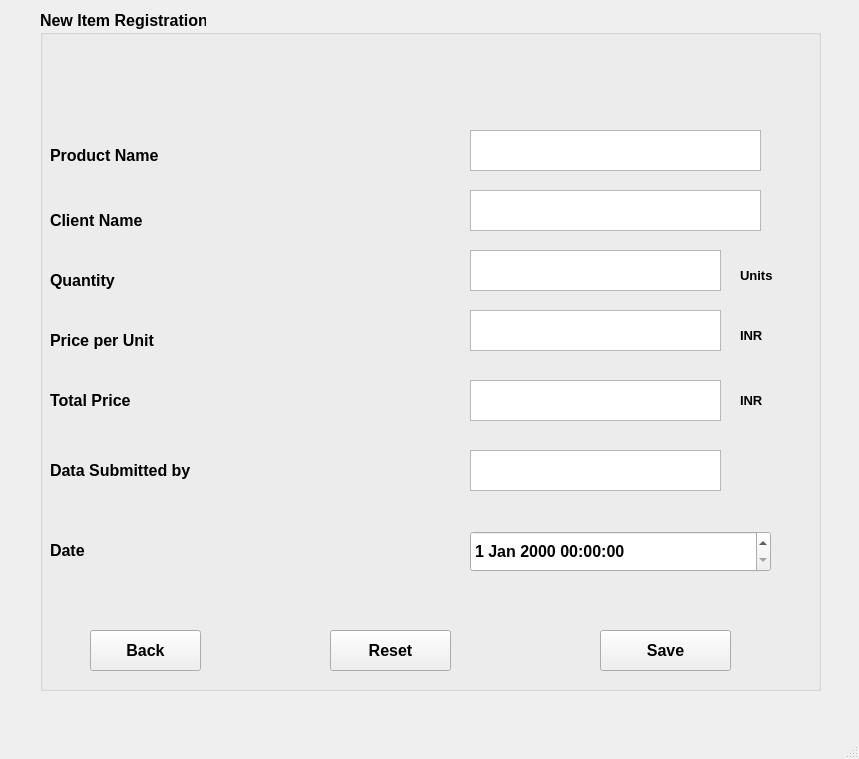
Old version of the form designs/new_items_ui.ui in the repository santoshki/sales_software.
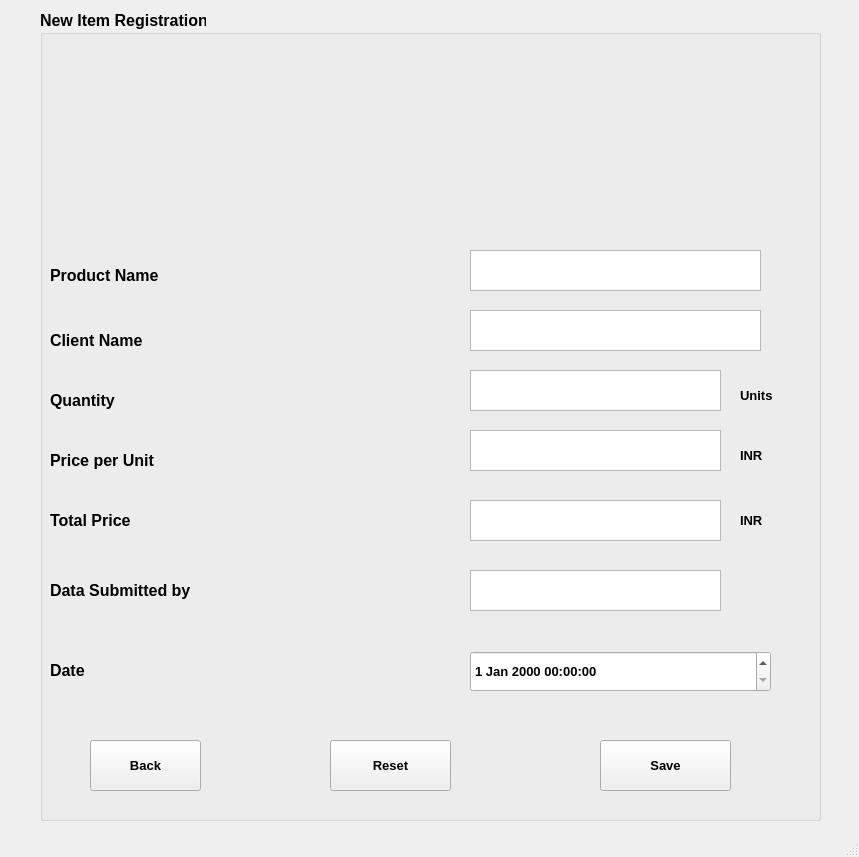
New version of the form. Icons and pictures are not drawn.

Commit message: Updated main ui. Added icons, refresh button and progress bar on the main UI.

Diff of the .ui file:
```diff
--- a/designs/new_items_ui.ui
+++ b/designs/new_items_ui.ui
@@ -7,7 +7,7 @@
     <x>0</x>
     <y>0</y>
     <width>859</width>
-    <height>759</height>
+    <height>857</height>
    </rect>
   </property>
   <property name="windowTitle">
@@ -20,7 +20,7 @@
       <x>40</x>
       <y>10</y>
       <width>781</width>
-      <height>681</height>
+      <height>811</height>
      </rect>
     </property>
     <property name="font">
@@ -33,11 +33,98 @@
     <property name="title">
      <string>New Item Registration</string>
     </property>
+    <widget class="QLabel" name="label_11">
+     <property name="geometry">
+      <rect>
+       <x>20</x>
+       <y>40</y>
+       <width>201</width>
+       <height>171</height>
+      </rect>
+     </property>
+     <property name="text">
+      <string/>
+     </property>
+     <property name="pixmap">
+      <pixmap>../../../Downloads/Graphicloads-100-Flat-Cart-add.256.png</pixmap>
+     </property>
+     <property name="scaledContents">
+      <bool>true</bool>
+     </property>
+    </widget>
+   </widget>
+   <widget class="QLabel" name="label_6">
+    <property name="geometry">
+     <rect>
+      <x>740</x>
+      <y>380</y>
+      <width>81</width>
+      <height>31</height>
+     </rect>
+    </property>
+    <property name="font">
+     <font>
+      <pointsize>10</pointsize>
+      <weight>75</weight>
+      <bold>true</bold>
+     </font>
+    </property>
+    <property name="text">
+     <string>Units</string>
+    </property>
+   </widget>
+   <widget class="QLabel" name="label_8">
+    <property name="geometry">
+     <rect>
+      <x>740</x>
+      <y>500</y>
+      <width>61</width>
+      <height>41</height>
+     </rect>
+    </property>
+    <property name="font">
+     <font>
+      <pointsize>10</pointsize>
+      <weight>75</weight>
+      <bold>true</bold>
+     </font>
+    </property>
+    <property name="text">
+     <string>INR</string>
+    </property>
+   </widget>
+   <widget class="QPlainTextEdit" name="per_unit_price">
+    <property name="geometry">
+     <rect>
+      <x>470</x>
+      <y>430</y>
+      <width>251</width>
+      <height>41</height>
+     </rect>
+    </property>
+   </widget>
+   <widget class="QDateTimeEdit" name="dateTimeEdit">
+    <property name="geometry">
+     <rect>
+      <x>470</x>
+      <y>651</y>
+      <width>301</width>
+      <height>41</height>
+     </rect>
+    </property>
+    <property name="font">
+     <font>
+      <pointsize>10</pointsize>
+      <weight>75</weight>
+      <bold>true</bold>
+     </font>
+    </property>
+   </widget>
     <widget class="QLabel" name="label">
      <property name="geometry">
       <rect>
-       <x>10</x>
-       <y>130</y>
+      <x>50</x>
+      <y>260</y>
        <width>221</width>
        <height>31</height>
       </rect>
@@ -53,31 +140,11 @@
       <string>Product Name</string>
      </property>
     </widget>
-    <widget class="QLabel" name="label_2">
-     <property name="geometry">
-      <rect>
-       <x>10</x>
-       <y>190</y>
-       <width>231</width>
-       <height>41</height>
-      </rect>
-     </property>
-     <property name="font">
-      <font>
-       <pointsize>12</pointsize>
-       <weight>75</weight>
-       <bold>true</bold>
-      </font>
-     </property>
-     <property name="text">
-      <string>Client Name</string>
-     </property>
-    </widget>
     <widget class="QLabel" name="label_3">
      <property name="geometry">
       <rect>
-       <x>10</x>
-       <y>250</y>
+      <x>50</x>
+      <y>380</y>
        <width>231</width>
        <height>41</height>
       </rect>
@@ -96,8 +163,8 @@
     <widget class="QLabel" name="label_4">
      <property name="geometry">
       <rect>
-       <x>10</x>
-       <y>310</y>
+      <x>50</x>
+      <y>440</y>
        <width>241</width>
        <height>41</height>
       </rect>
@@ -116,8 +183,8 @@
     <widget class="QLabel" name="label_5">
      <property name="geometry">
       <rect>
-       <x>700</x>
-       <y>310</y>
+      <x>740</x>
+      <y>440</y>
        <width>51</width>
        <height>31</height>
       </rect>
@@ -133,106 +200,31 @@
       <string>INR</string>
      </property>
     </widget>
-    <widget class="QLabel" name="label_6">
-     <property name="geometry">
-      <rect>
-       <x>700</x>
-       <y>250</y>
-       <width>81</width>
-       <height>31</height>
-      </rect>
-     </property>
-     <property name="font">
-      <font>
-       <pointsize>10</pointsize>
-      </font>
-     </property>
-     <property name="text">
-      <string>Units</string>
-     </property>
-    </widget>
-    <widget class="QLabel" name="label_7">
-     <property name="geometry">
-      <rect>
-       <x>10</x>
-       <y>370</y>
-       <width>241</width>
-       <height>41</height>
-      </rect>
-     </property>
-     <property name="font">
-      <font>
-       <pointsize>12</pointsize>
-       <weight>75</weight>
-       <bold>true</bold>
-      </font>
-     </property>
-     <property name="text">
-      <string>Total Price</string>
-     </property>
-    </widget>
-    <widget class="QLabel" name="label_8">
-     <property name="geometry">
-      <rect>
-       <x>700</x>
-       <y>370</y>
-       <width>61</width>
-       <height>41</height>
-      </rect>
-     </property>
-     <property name="font">
-      <font>
-       <pointsize>10</pointsize>
-      </font>
-     </property>
-     <property name="text">
-      <string>INR</string>
-     </property>
-    </widget>
     <widget class="QPushButton" name="back_button">
      <property name="geometry">
       <rect>
-       <x>50</x>
-       <y>620</y>
+      <x>90</x>
+      <y>740</y>
        <width>111</width>
-       <height>41</height>
-      </rect>
-     </property>
+      <height>51</height>
+     </rect>
+    </property>
+    <property name="font">
+     <font>
+      <pointsize>10</pointsize>
+      <weight>75</weight>
+      <bold>true</bold>
+     </font>
+    </property>
      <property name="text">
       <string>Back</string>
      </property>
     </widget>
-    <widget class="QPushButton" name="reset_button">
-     <property name="geometry">
-      <rect>
-       <x>290</x>
-       <y>620</y>
-       <width>121</width>
-       <height>41</height>
-      </rect>
-     </property>
-     <property name="text">
-      <string>Reset</string>
-     </property>
-    </widget>
-    <widget class="QPushButton" name="save_button">
-     <property name="geometry">
-      <rect>
-       <x>560</x>
-       <y>620</y>
-       <width>131</width>
-       <height>41</height>
-      </rect>
-     </property>
-     <property name="text">
-      <string>Save</string>
-     </property>
-    </widget>
     <widget class="QLabel" name="label_9">
      <property name="geometry">
       <rect>
-       <x>10</x>
-       <y>520</y>
+      <x>50</x>
+      <y>650</y>
        <width>141</width>
        <height>41</height>
       </rect>
@@ -248,64 +240,61 @@
       <string>Date</string>
      </property>
     </widget>
-    <widget class="QPlainTextEdit" name="quantity">
-     <property name="geometry">
-      <rect>
-       <x>430</x>
-       <y>240</y>
-       <width>251</width>
-       <height>41</height>
-      </rect>
-     </property>
-    </widget>
-    <widget class="QPlainTextEdit" name="total_price">
-     <property name="geometry">
-      <rect>
-       <x>430</x>
-       <y>370</y>
-       <width>251</width>
-       <height>41</height>
-      </rect>
-     </property>
-     <property name="readOnly">
-      <bool>true</bool>
-     </property>
-    </widget>
-    <widget class="QPlainTextEdit" name="per_unit_price">
-     <property name="geometry">
-      <rect>
-       <x>430</x>
-       <y>300</y>
-       <width>251</width>
-       <height>41</height>
-      </rect>
-     </property>
-    </widget>
     <widget class="QPlainTextEdit" name="client_name">
      <property name="geometry">
       <rect>
-       <x>430</x>
-       <y>180</y>
+      <x>470</x>
+      <y>310</y>
        <width>291</width>
        <height>41</height>
       </rect>
      </property>
     </widget>
-    <widget class="QPlainTextEdit" name="product_name">
+   <widget class="QPushButton" name="save_button">
      <property name="geometry">
       <rect>
-       <x>430</x>
-       <y>120</y>
-       <width>291</width>
+      <x>600</x>
+      <y>740</y>
+      <width>131</width>
+      <height>51</height>
+     </rect>
+    </property>
+    <property name="font">
+     <font>
+      <pointsize>10</pointsize>
+      <weight>75</weight>
+      <bold>true</bold>
+     </font>
+    </property>
+    <property name="text">
+     <string>Save</string>
+    </property>
+   </widget>
+   <widget class="QLabel" name="label_7">
+    <property name="geometry">
+     <rect>
+      <x>50</x>
+      <y>500</y>
+      <width>241</width>
        <height>41</height>
       </rect>
      </property>
+    <property name="font">
+     <font>
+      <pointsize>12</pointsize>
+      <weight>75</weight>
+      <bold>true</bold>
+     </font>
+    </property>
+    <property name="text">
+     <string>Total Price</string>
+    </property>
     </widget>
     <widget class="QLabel" name="label_10">
      <property name="geometry">
       <rect>
-       <x>10</x>
-       <y>440</y>
+      <x>50</x>
+      <y>570</y>
        <width>361</width>
        <height>41</height>
       </rect>
@@ -324,8 +313,8 @@
     <widget class="QPlainTextEdit" name="data_submitted_by">
      <property name="geometry">
       <rect>
-       <x>430</x>
-       <y>440</y>
+      <x>470</x>
+      <y>570</y>
        <width>251</width>
        <height>41</height>
       </rect>
@@ -334,16 +323,78 @@
       <bool>false</bool>
      </property>
     </widget>
-    <widget class="QDateTimeEdit" name="dateTimeEdit">
+   <widget class="QPlainTextEdit" name="total_price">
      <property name="geometry">
       <rect>
-       <x>430</x>
-       <y>521</y>
-       <width>301</width>
+      <x>470</x>
+      <y>500</y>
+      <width>251</width>
        <height>41</height>
       </rect>
      </property>
-    </widget>
+    <property name="readOnly">
+     <bool>true</bool>
+    </property>
+   </widget>
+   <widget class="QLabel" name="label_2">
+    <property name="geometry">
+     <rect>
+      <x>50</x>
+      <y>320</y>
+      <width>231</width>
+      <height>41</height>
+     </rect>
+    </property>
+    <property name="font">
+     <font>
+      <pointsize>12</pointsize>
+      <weight>75</weight>
+      <bold>true</bold>
+     </font>
+    </property>
+    <property name="text">
+     <string>Client Name</string>
+    </property>
+   </widget>
+   <widget class="QPlainTextEdit" name="quantity">
+    <property name="geometry">
+     <rect>
+      <x>470</x>
+      <y>370</y>
+      <width>251</width>
+      <height>41</height>
+     </rect>
+    </property>
+   </widget>
+   <widget class="QPushButton" name="reset_button">
+    <property name="geometry">
+     <rect>
+      <x>330</x>
+      <y>740</y>
+      <width>121</width>
+      <height>51</height>
+     </rect>
+    </property>
+    <property name="font">
+     <font>
+      <pointsize>10</pointsize>
+      <weight>75</weight>
+      <bold>true</bold>
+     </font>
+    </property>
+    <property name="text">
+     <string>Reset</string>
+    </property>
+   </widget>
+   <widget class="QPlainTextEdit" name="product_name">
+    <property name="geometry">
+     <rect>
+      <x>470</x>
+      <y>250</y>
+      <width>291</width>
+      <height>41</height>
+     </rect>
+    </property>
    </widget>
   </widget>
   <widget class="QMenuBar" name="menubar">
```
Lines whose indentation alone changed are shown as unchanged. The commit also changes 6 other files.
